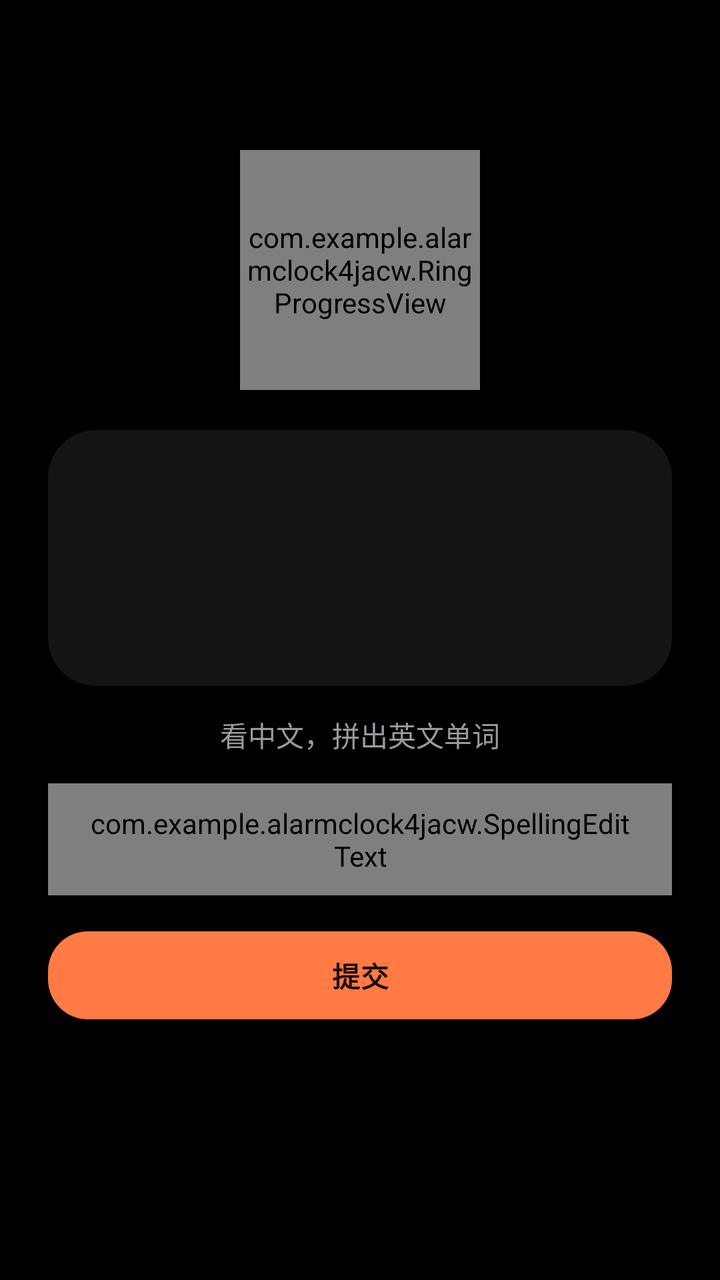
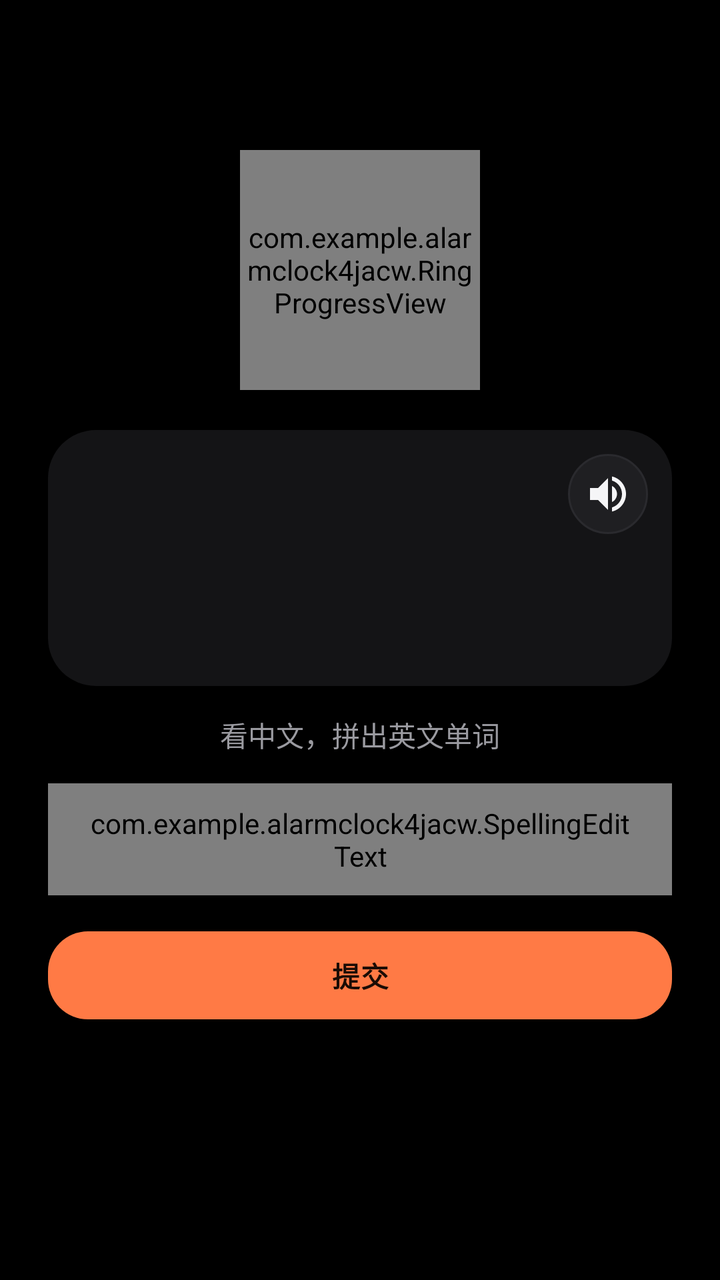

Before-and-after screenshots of an Android layout around one commit, followed by the original layout XML and the change that was made.
<!-- AndroidManifest.xml: activity theme Theme.AlarmClock4jACW.Fullscreen -->
<!-- res/layout/activity_word_spell.xml -->
<?xml version="1.0" encoding="utf-8"?>
<FrameLayout xmlns:android="http://schemas.android.com/apk/res/android"
    xmlns:app="http://schemas.android.com/apk/res-auto"
    android:layout_width="match_parent"
    android:layout_height="match_parent"
    android:background="@color/bg">

    <ScrollView
        android:layout_width="match_parent"
        android:layout_height="match_parent"
        android:fillViewport="true"
        android:scrollbars="none">

        <LinearLayout
            android:id="@+id/spell_panel"
            android:layout_width="match_parent"
            android:layout_height="wrap_content"
            android:gravity="center_horizontal"
            android:orientation="vertical"
            android:paddingStart="24dp"
            android:paddingTop="44dp"
            android:paddingEnd="24dp"
            android:paddingBottom="24dp">

        <TextView
            android:id="@+id/word_page"
            android:layout_width="wrap_content"
            android:layout_height="wrap_content"
            android:textColor="@color/text_secondary"
            android:textSize="14sp" />

        <com.example.alarmclock4jacw.RingProgressView
            android:id="@+id/word_ring"
            android:layout_width="120dp"
            android:layout_height="120dp"
            android:layout_marginTop="12dp" />

        <TextView
            android:id="@+id/word_meaning"
            android:layout_width="match_parent"
            android:layout_height="wrap_content"
            android:layout_marginTop="20dp"
            android:background="@drawable/bg_card"
            android:gravity="center"
            android:minHeight="128dp"
            android:padding="24dp"
            android:textColor="@color/text_primary"
            android:textSize="26sp"
            android:textStyle="bold" />

        <TextView
            android:id="@+id/word_hint"
            android:layout_width="wrap_content"
            android:layout_height="wrap_content"
            android:layout_marginTop="14dp"
            android:text="@string/word_hint_default"
            android:textColor="@color/text_secondary"
            android:textSize="14sp" />

        <com.example.alarmclock4jacw.SpellingEditText
            android:id="@+id/word_input"
            android:layout_width="match_parent"
            android:layout_height="56dp"
            android:layout_marginTop="14dp"
            android:background="@drawable/bg_input"
            android:hint="@string/word_input_hint"
            android:imeOptions="actionDone"
            android:inputType="textVisiblePassword|textNoSuggestions"
            android:maxLength="40"
            android:paddingStart="18dp"
            android:paddingEnd="18dp"
            android:singleLine="true"
            android:textColor="@color/text_primary"
            android:textColorHint="@color/text_tertiary"
            android:textSize="20sp" />

        <com.google.android.material.button.MaterialButton
            android:id="@+id/btn_word_submit"
            style="@style/Widget.PrimaryButton"
            android:layout_width="match_parent"
            android:layout_height="52dp"
            android:layout_marginTop="14dp"
            android:text="@string/word_submit" />

        <TextView
            android:id="@+id/word_good"
            android:layout_width="wrap_content"
            android:layout_height="wrap_content"
            android:layout_marginTop="22dp"
            android:text="@string/word_good"
            android:textColor="@color/mint"
            android:textSize="44sp"
            android:textStyle="bold"
            android:visibility="gone" />
        </LinearLayout>
    </ScrollView>

    <LinearLayout
        android:id="@+id/review_panel"
        android:layout_width="match_parent"
        android:layout_height="match_parent"
        android:background="@color/bg"
        android:gravity="center_horizontal"
        android:orientation="vertical"
        android:paddingStart="24dp"
        android:paddingTop="44dp"
        android:paddingEnd="24dp"
        android:paddingBottom="24dp"
        android:visibility="gone">

        <TextView
            android:layout_width="wrap_content"
            android:layout_height="wrap_content"
            android:text="@string/word_review_title"
            android:textColor="@color/white"
            android:textSize="34sp"
            android:textStyle="bold" />

        <TextView
            android:id="@+id/review_sub"
            android:layout_width="wrap_content"
            android:layout_height="wrap_content"
            android:layout_marginTop="8dp"
            android:textColor="@color/text_secondary"
            android:textSize="14sp" />

        <ScrollView
            android:layout_width="match_parent"
            android:layout_height="0dp"
            android:layout_marginTop="20dp"
            android:layout_weight="1"
            android:background="@drawable/bg_card"
            android:clipToPadding="false">

            <LinearLayout
                android:id="@+id/review_list"
                android:layout_width="match_parent"
                android:layout_height="wrap_content"
                android:orientation="vertical" />
        </ScrollView>

        <com.google.android.material.button.MaterialButton
            android:id="@+id/btn_review_done"
            style="@style/Widget.PrimaryButton"
            android:layout_width="match_parent"
            android:layout_height="54dp"
            android:layout_marginTop="18dp"
            android:text="@string/word_review_done" />
    </LinearLayout>
</FrameLayout>
<!-- resources referenced by this layout -->
<resources>
  <color name="bg">#FF000000</color>
  <color name="mint">#FF35D0A5</color>
  <color name="text_primary">#FFF5F5F7</color>
  <color name="text_secondary">#FF9A9AA0</color>
  <color name="text_tertiary">#FF63636A</color>
  <color name="white">#FFFFFFFF</color>
  <!-- drawable bg_card (drawable) -->
  <?xml version="1.0" encoding="utf-8"?>
  <shape xmlns:android="http://schemas.android.com/apk/res/android"
      android:shape="rectangle">
      <solid android:color="@color/surface" />
      <corners android:radius="24dp" />
  </shape>
  <!-- drawable bg_input (drawable) -->
  <?xml version="1.0" encoding="utf-8"?>
  <shape xmlns:android="http://schemas.android.com/apk/res/android"
      android:shape="rectangle">
      <solid android:color="@color/surface_high" />
      <corners android:radius="16dp" />
      <stroke
          android:width="1dp"
          android:color="@color/stroke" />
  </shape>
  <string name="word_good">good!</string>
  <string name="word_hint_default">看中文，拼出英文单词</string>
  <string name="word_input_hint">输入英文拼写</string>
  <string name="word_review_done">完成</string>
  <string name="word_review_title">完成！</string>
  <string name="word_submit">提交</string>
  <style name="Widget.PrimaryButton" parent="Widget.Material3.Button">
          <item name="backgroundTint">@color/accent</item>
          <item name="android:textColor">@color/on_accent</item>
          <item name="android:textStyle">bold</item>
          <item name="cornerRadius">20dp</item>
          <item name="android:letterSpacing">0.02</item>
      </style>
  <style name="Theme.AlarmClock4jACW.Fullscreen" parent="Theme.AlarmClock4jACW">
          <item name="android:windowBackground">@color/black</item>
          <item name="android:statusBarColor">@color/transparent</item>
          <item name="android:navigationBarColor">@color/transparent</item>
          <item name="android:windowLayoutInDisplayCutoutMode" tools:targetApi="27">shortEdges</item>
      </style>
  <color name="surface">#FF141416</color>
  <color name="surface_high">#FF1F1F22</color>
  <color name="stroke">#FF2A2A2E</color>
  <color name="accent">#FFFF7A45</color>
  <color name="on_accent">#FF1A0C05</color>
  <color name="black">#FF000000</color>
  <color name="transparent">#00000000</color>
  <color name="accent_deep">#FFCC4F1F</color>
  <color name="danger">#FFFF5A5F</color>
  <!-- unchanged entries left out for length: 1 -->
</resources>

<!-- the commit's change to res/layout/activity_word_spell.xml (unified diff, before → after) -->
@@ -22,76 +22,181 @@
             android:paddingEnd="24dp"
             android:paddingBottom="24dp">
 
-        <TextView
-            android:id="@+id/word_page"
-            android:layout_width="wrap_content"
-            android:layout_height="wrap_content"
-            android:textColor="@color/text_secondary"
-            android:textSize="14sp" />
-
-        <com.example.alarmclock4jacw.RingProgressView
-            android:id="@+id/word_ring"
-            android:layout_width="120dp"
-            android:layout_height="120dp"
-            android:layout_marginTop="12dp" />
-
-        <TextView
-            android:id="@+id/word_meaning"
-            android:layout_width="match_parent"
-            android:layout_height="wrap_content"
-            android:layout_marginTop="20dp"
-            android:background="@drawable/bg_card"
-            android:gravity="center"
-            android:minHeight="128dp"
-            android:padding="24dp"
-            android:textColor="@color/text_primary"
-            android:textSize="26sp"
-            android:textStyle="bold" />
-
-        <TextView
-            android:id="@+id/word_hint"
-            android:layout_width="wrap_content"
-            android:layout_height="wrap_content"
-            android:layout_marginTop="14dp"
-            android:text="@string/word_hint_default"
-            android:textColor="@color/text_secondary"
-            android:textSize="14sp" />
-
-        <com.example.alarmclock4jacw.SpellingEditText
-            android:id="@+id/word_input"
-            android:layout_width="match_parent"
-            android:layout_height="56dp"
-            android:layout_marginTop="14dp"
-            android:background="@drawable/bg_input"
-            android:hint="@string/word_input_hint"
-            android:imeOptions="actionDone"
-            android:inputType="textVisiblePassword|textNoSuggestions"
-            android:maxLength="40"
-            android:paddingStart="18dp"
-            android:paddingEnd="18dp"
-            android:singleLine="true"
-            android:textColor="@color/text_primary"
-            android:textColorHint="@color/text_tertiary"
-            android:textSize="20sp" />
-
-        <com.google.android.material.button.MaterialButton
-            android:id="@+id/btn_word_submit"
-            style="@style/Widget.PrimaryButton"
-            android:layout_width="match_parent"
-            android:layout_height="52dp"
-            android:layout_marginTop="14dp"
-            android:text="@string/word_submit" />
-
-        <TextView
-            android:id="@+id/word_good"
-            android:layout_width="wrap_content"
-            android:layout_height="wrap_content"
-            android:layout_marginTop="22dp"
-            android:text="@string/word_good"
-            android:textColor="@color/mint"
-            android:textSize="44sp"
-            android:textStyle="bold"
-            android:visibility="gone" />
+            <TextView
+                android:id="@+id/word_page"
+                android:layout_width="wrap_content"
+                android:layout_height="wrap_content"
+                android:textColor="@color/text_secondary"
+                android:textSize="14sp" />
+
+            <com.example.alarmclock4jacw.RingProgressView
+                android:id="@+id/word_ring"
+                android:layout_width="120dp"
+                android:layout_height="120dp"
+                android:layout_marginTop="12dp" />
+
+            <FrameLayout
+                android:layout_width="match_parent"
+                android:layout_height="wrap_content"
+                android:layout_marginTop="20dp">
+
+                <TextView
+                    android:id="@+id/word_meaning"
+                    android:layout_width="match_parent"
+                    android:layout_height="wrap_content"
+                    android:background="@drawable/bg_card"
+                    android:gravity="center"
+                    android:minHeight="128dp"
+                    android:paddingStart="24dp"
+                    android:paddingTop="24dp"
+                    android:paddingEnd="64dp"
+                    android:paddingBottom="24dp"
+                    android:textColor="@color/text_primary"
+                    android:textSize="26sp"
+                    android:textStyle="bold" />
+
+                <ImageButton
+                    android:id="@+id/btn_speak"
+                    android:layout_width="40dp"
+                    android:layout_height="40dp"
+                    android:layout_gravity="top|end"
+                    android:layout_marginTop="12dp"
+                    android:layout_marginEnd="12dp"
+                    android:background="@drawable/bg_circle_button"
+                    android:contentDescription="@string/word_play"
+                    android:scaleType="center"
+                    android:src="@drawable/ic_volume"
+                    android:tint="@color/text_primary" />
+            </FrameLayout>
+
+            <TextView
+                android:id="@+id/word_hint"
+                android:layout_width="wrap_content"
+                android:layout_height="wrap_content"
+                android:layout_marginTop="14dp"
+                android:text="@string/word_hint_default"
+                android:textColor="@color/text_secondary"
+                android:textSize="14sp" />
+
+            <LinearLayout
+                android:id="@+id/choice_section"
+                android:layout_width="match_parent"
+                android:layout_height="wrap_content"
+                android:layout_marginTop="6dp"
+                android:orientation="vertical"
+                android:visibility="gone">
+
+                <TextView
+                    android:id="@+id/option_1"
+                    android:layout_width="match_parent"
+                    android:layout_height="wrap_content"
+                    android:layout_marginTop="10dp"
+                    android:background="@drawable/bg_option"
+                    android:clickable="true"
+                    android:focusable="true"
+                    android:gravity="center"
+                    android:minHeight="64dp"
+                    android:paddingStart="16dp"
+                    android:paddingTop="14dp"
+                    android:paddingEnd="16dp"
+                    android:paddingBottom="14dp"
+                    android:textColor="@color/text_primary"
+                    android:textSize="18sp" />
+
+                <TextView
+                    android:id="@+id/option_2"
+                    android:layout_width="match_parent"
+                    android:layout_height="wrap_content"
+                    android:layout_marginTop="10dp"
+                    android:background="@drawable/bg_option"
+                    android:clickable="true"
+                    android:focusable="true"
+                    android:gravity="center"
+                    android:minHeight="64dp"
+                    android:paddingStart="16dp"
+                    android:paddingTop="14dp"
+                    android:paddingEnd="16dp"
+                    android:paddingBottom="14dp"
+                    android:textColor="@color/text_primary"
+                    android:textSize="18sp" />
+
+                <TextView
+                    android:id="@+id/option_3"
+                    android:layout_width="match_parent"
+                    android:layout_height="wrap_content"
+                    android:layout_marginTop="10dp"
+                    android:background="@drawable/bg_option"
+                    android:clickable="true"
+                    android:focusable="true"
+                    android:gravity="center"
+                    android:minHeight="64dp"
+                    android:paddingStart="16dp"
+                    android:paddingTop="14dp"
+                    android:paddingEnd="16dp"
+                    android:paddingBottom="14dp"
+                    android:textColor="@color/text_primary"
+                    android:textSize="18sp" />
+
+                <TextView
+                    android:id="@+id/option_4"
+                    android:layout_width="match_parent"
+                    android:layout_height="wrap_content"
+                    android:layout_marginTop="10dp"
+                    android:background="@drawable/bg_option"
+                    android:clickable="true"
+                    android:focusable="true"
+                    android:gravity="center"
+                    android:minHeight="64dp"
+                    android:paddingStart="16dp"
+                    android:paddingTop="14dp"
+                    android:paddingEnd="16dp"
+                    android:paddingBottom="14dp"
+                    android:textColor="@color/text_primary"
+                    android:textSize="18sp" />
+            </LinearLayout>
+
+            <LinearLayout
+                android:id="@+id/spell_section"
+                android:layout_width="match_parent"
+                android:layout_height="wrap_content"
+                android:orientation="vertical">
+
+                <com.example.alarmclock4jacw.SpellingEditText
+                    android:id="@+id/word_input"
+                    android:layout_width="match_parent"
+                    android:layout_height="56dp"
+                    android:layout_marginTop="14dp"
+                    android:background="@drawable/bg_input"
+                    android:hint="@string/word_input_hint"
+                    android:imeOptions="actionDone"
+                    android:inputType="textVisiblePassword|textNoSuggestions"
+                    android:maxLength="40"
+                    android:paddingStart="18dp"
+                    android:paddingEnd="18dp"
+                    android:singleLine="true"
+                    android:textColor="@color/text_primary"
+                    android:textColorHint="@color/text_tertiary"
+                    android:textSize="20sp" />
+
+                <com.google.android.material.button.MaterialButton
+                    android:id="@+id/btn_word_submit"
+                    style="@style/Widget.PrimaryButton"
+                    android:layout_width="match_parent"
+                    android:layout_height="52dp"
+                    android:layout_marginTop="14dp"
+                    android:text="@string/word_submit" />
+            </LinearLayout>
+
+            <TextView
+                android:id="@+id/word_good"
+                android:layout_width="wrap_content"
+                android:layout_height="wrap_content"
+                android:layout_marginTop="22dp"
+                android:text="@string/word_good"
+                android:textColor="@color/mint"
+                android:textSize="44sp"
+                android:textStyle="bold"
+                android:visibility="gone" />
         </LinearLayout>
     </ScrollView>
 
<!-- resource entries referenced after the edit -->
@@ -13,6 +13,15 @@
       <solid android:color="@color/surface" />
       <corners android:radius="24dp" />
   </shape>
+  <!-- drawable bg_circle_button (drawable) -->
+  <?xml version="1.0" encoding="utf-8"?>
+  <shape xmlns:android="http://schemas.android.com/apk/res/android"
+      android:shape="oval">
+      <solid android:color="@color/surface_high" />
+      <stroke
+          android:width="1dp"
+          android:color="@color/stroke" />
+  </shape>
   <!-- drawable bg_input (drawable) -->
   <?xml version="1.0" encoding="utf-8"?>
   <shape xmlns:android="http://schemas.android.com/apk/res/android"
@@ -23,9 +32,31 @@
           android:width="1dp"
           android:color="@color/stroke" />
   </shape>
+  <!-- drawable bg_option (drawable) -->
+  <?xml version="1.0" encoding="utf-8"?>
+  <shape xmlns:android="http://schemas.android.com/apk/res/android"
+      android:shape="rectangle">
+      <solid android:color="@color/surface" />
+      <corners android:radius="20dp" />
+      <stroke
+          android:width="1dp"
+          android:color="@color/stroke" />
+  </shape>
+  <!-- drawable ic_volume (drawable) -->
+  <?xml version="1.0" encoding="utf-8"?>
+  <vector xmlns:android="http://schemas.android.com/apk/res/android"
+      android:width="24dp"
+      android:height="24dp"
+      android:viewportWidth="24"
+      android:viewportHeight="24">
+      <path
+          android:fillColor="#FFFFFFFF"
+          android:pathData="M3,9v6h4l5,5L12,4L7,9L3,9zM16.5,12c0,-1.77 -1.02,-3.29 -2.5,-4.03v8.05c1.48,-0.73 2.5,-2.25 2.5,-4.02zM14,3.23v2.06c2.89,0.86 5,3.54 5,6.71s-2.11,5.85 -5,6.71v2.06c4.01,-0.91 7,-4.49 7,-8.77s-2.99,-7.86 -7,-8.77z" />
+  </vector>
   <string name="word_good">good!</string>
   <string name="word_hint_default">看中文，拼出英文单词</string>
   <string name="word_input_hint">输入英文拼写</string>
+  <string name="word_play">播放发音</string>
   <string name="word_review_done">完成</string>
   <string name="word_review_title">完成！</string>
   <string name="word_submit">提交</string>
